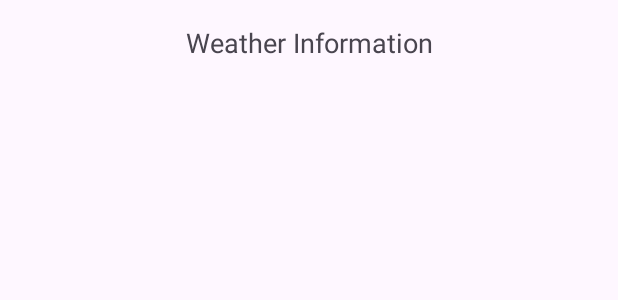
After one commit to damirbeybitov/weatherApp_android, an Android app: the layout fragment_current_weather.xml on its own in the app's theme, with its tools: preview values and no code run, on a phone screen of 412 x 824 dp. The commit adds this screen. Shown: the top 300 px of the screen. Run offline under Robolectric (Android 15) with nearby library versions, the phone set to English and light mode, and no system bars; network calls fail.

Commit message:
app with current weather with a few informations

```diff
--- a/app/src/main/AndroidManifest.xml
+++ b/app/src/main/AndroidManifest.xml
@@ -1,6 +1,8 @@
 <?xml version="1.0" encoding="utf-8"?>
 <manifest xmlns:android="http://schemas.android.com/apk/res/android"
     xmlns:tools="http://schemas.android.com/tools">
+
+    <uses-permission android:name="android.permission.INTERNET" />
 
     <application
         android:allowBackup="true"
--- /dev/null
+++ b/app/src/main/res/layout/fragment_current_weather.xml
@@ -0,0 +1,20 @@
+<?xml version="1.0" encoding="utf-8"?>
+<androidx.constraintlayout.widget.ConstraintLayout xmlns:android="http://schemas.android.com/apk/res/android"
+    xmlns:app="http://schemas.android.com/apk/res-auto"
+    android:layout_width="match_parent"
+    android:layout_height="match_parent"
+    android:padding="16dp">
+
+    <TextView
+        android:id="@+id/textViewWeatherInfo"
+        android:layout_width="wrap_content"
+        android:layout_height="wrap_content"
+        android:text="Weather Information"
+        android:textSize="18sp"
+        app:layout_constraintTop_toTopOf="parent"
+        app:layout_constraintStart_toStartOf="parent"
+        app:layout_constraintEnd_toEndOf="parent" />
+
+    <!-- Additional UI elements to display weather details like temperature, condition, etc. -->
+
+</androidx.constraintlayout.widget.ConstraintLayout>
```
Also changed, not shown: app/src/main/java/com/example/finalproject/CityDetailsFragment.kt (+9 -0 lines), app/src/main/java/com/example/finalproject/CurrentWeatherFragment.kt (added, +71 -0 lines), app/src/main/java/com/example/finalproject/WeatherResponse.kt (added, +18 -0 lines), app/src/main/java/com/example/finalproject/WeatherService.kt (added, +16 -0 lines), app/src/main/res/navigation/nav_graph.xml (+15 -0 lines).
